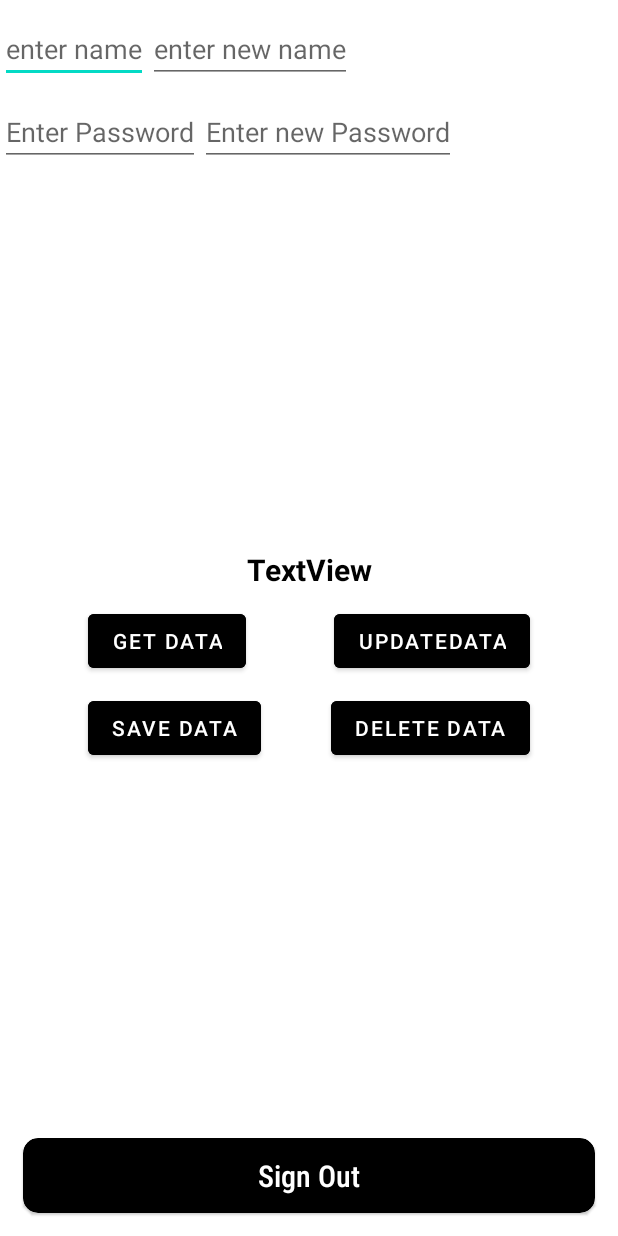
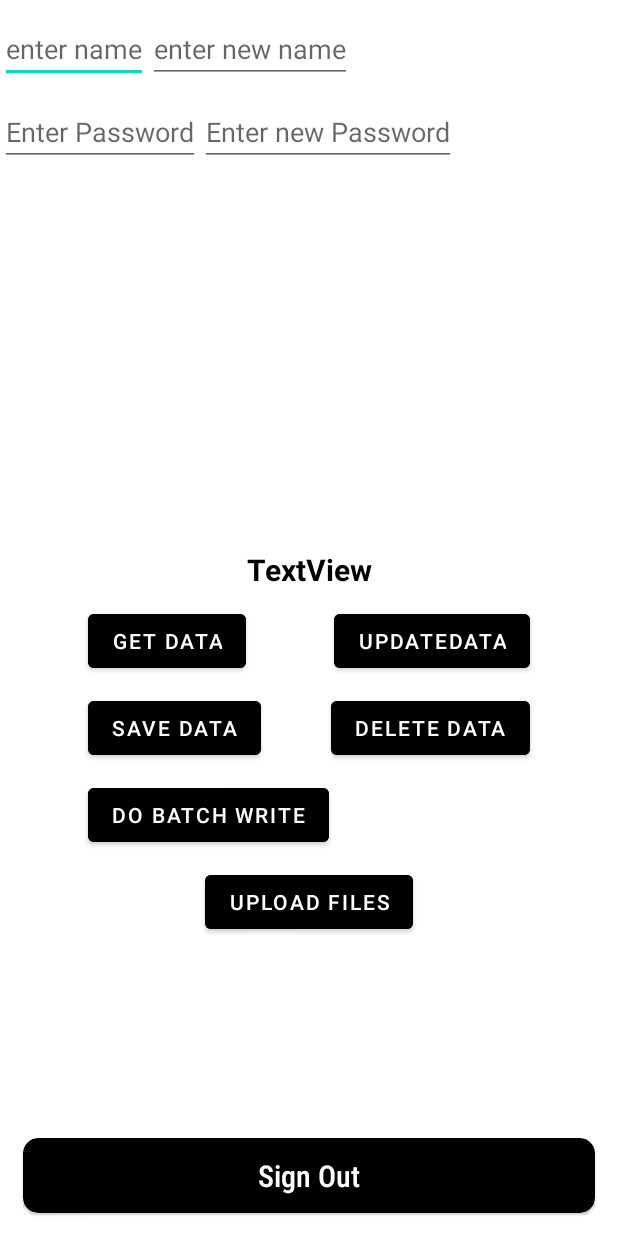
Before and after one commit to rajkayasth/Firebase_tutorial, an Android app: the screen it shows after launch once a user with an empty profile is signed in (HomeActivity), on a phone screen of 412 x 824 dp. Run offline under Robolectric (Android 15) with nearby library versions, the phone set to English and light mode, and no system bars; our stand-ins replace Firebase (no records; nobody signed in at launch, a user with empty details on screens opened directly), data binding.

Commit message:
- Uploading Files - Firebase Cloud Storage - Downloading Files From Firebase Cloud

```diff
--- a/app/build.gradle
+++ b/app/build.gradle
@@ -45,6 +45,7 @@ dependencies {
     implementation 'com.google.firebase:firebase-auth:21.0.8'
     implementation 'com.google.android.gms:play-services-auth:20.3.0'
     implementation 'com.google.firebase:firebase-firestore-ktx:24.3.1'
+    implementation 'com.google.firebase:firebase-storage-ktx:20.0.2'
     testImplementation 'junit:junit:4.13.2'
     androidTestImplementation 'androidx.test.ext:junit:1.1.3'
     androidTestImplementation 'androidx.test.espresso:espresso-core:3.4.0'
--- a/app/src/main/res/layout/activity_home.xml
+++ b/app/src/main/res/layout/activity_home.xml
@@ -108,6 +108,29 @@
             app:layout_constraintEnd_toEndOf="@id/btnUpdateData"
             app:layout_constraintTop_toBottomOf="@id/btnGetData" />
 
+        <com.google.android.material.button.MaterialButton
+            android:id="@+id/btnBatchWrite"
+            android:layout_width="wrap_content"
+            android:layout_height="wrap_content"
+            android:layout_marginTop="10dp"
+            android:backgroundTint="@color/black"
+            android:text="@string/do_batch_write"
+            android:textColor="@color/white"
+            app:layout_constraintStart_toStartOf="@id/btnSaveData"
+            app:layout_constraintTop_toBottomOf="@id/btnDeleteData" />
+
+        <com.google.android.material.button.MaterialButton
+            android:id="@+id/btnTransaction"
+            android:layout_width="wrap_content"
+            android:layout_height="wrap_content"
+            android:layout_marginTop="10dp"
+            android:backgroundTint="@color/black"
+            android:text="@string/do_transaction"
+            android:textColor="@color/white"
+            app:layout_constraintEnd_toEndOf="@+id/btnDeleteData"
+            app:layout_constraintStart_toStartOf="@+id/btnBatchWrite"
+            app:layout_constraintTop_toBottomOf="@id/btnBatchWrite" />
+
 
         <com.google.android.material.button.MaterialButton
             android:id="@+id/btnUpdateData"
--- a/app/src/main/res/values/strings.xml
+++ b/app/src/main/res/values/strings.xml
@@ -26,4 +26,9 @@
     <string name="enter_password">Enter Password</string>
     <string name="save_data">Save Data</string>
     <string name="delete_data">Delete data</string>
+    <string name="do_batch_write">Do Batch Write</string>
+    <string name="do_transaction">Upload Files</string>
+    <string name="upload_image">Upload Image</string>
+    <string name="pick_image">Pick Image</string>
+    <string name="download_file">Download Image</string>
 </resources>
```
Also changed, not shown: app/src/main/AndroidManifest.xml (+15 -6 lines), app/src/main/java/com/example/firebaseauthexampe/HomeActivity.kt (+59 -10 lines), app/src/main/java/com/example/firebaseauthexampe/UploadActivity.kt (added, +95 -0 lines), app/src/main/res/layout/activity_upload.xml (added, +62 -0 lines), app/src/main/res/xml/file_paths.xml (added, +8 -0 lines).
